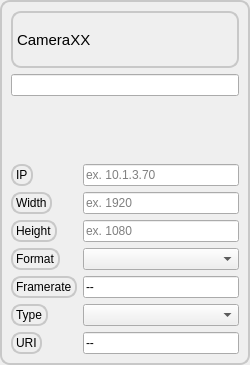
This is VWWebGUI/Application/www/wasm/cameraweb.ui in Summengardin/VideoWallCDP as Qt 5 draws it before an edit. The edited form follows.
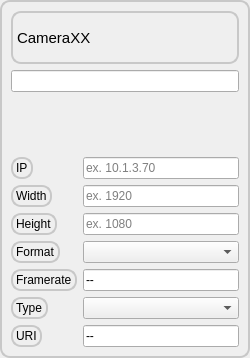
This is the edited form. Custom widgets are drawn as their Qt base class.

Diff of the .ui file:
```diff
--- a/VWWebGUI/Application/www/wasm/cameraweb.ui
+++ b/VWWebGUI/Application/www/wasm/cameraweb.ui
@@ -7,7 +7,7 @@
     <x>0</x>
     <y>0</y>
     <width>250</width>
-    <height>365</height>
+    <height>358</height>
    </rect>
   </property>
   <property name="sizePolicy">
@@ -315,6 +315,9 @@
               <height>30</height>
              </size>
             </property>
+            <property name="editable">
+             <bool>false</bool>
+            </property>
             <property name="svgFile">
              <string notr="true">:/themes/openbridge5_day/buttons/spinBox.svg</string>
             </property>
```
